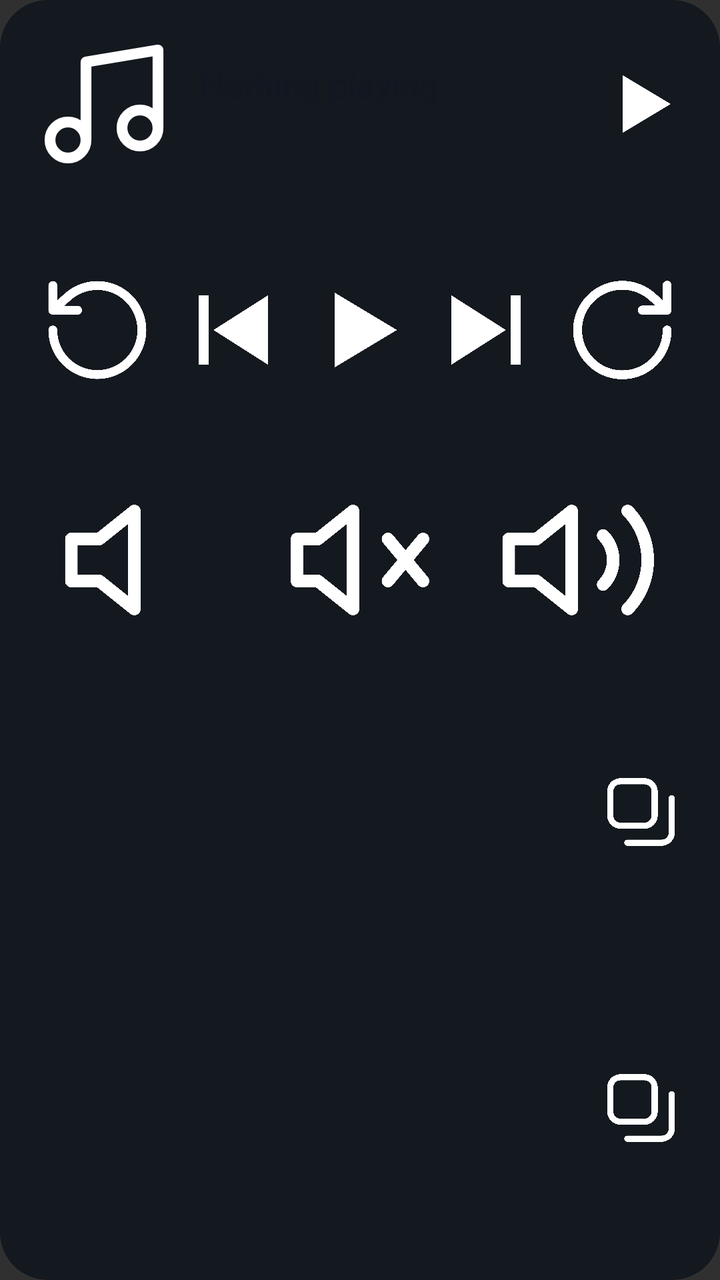
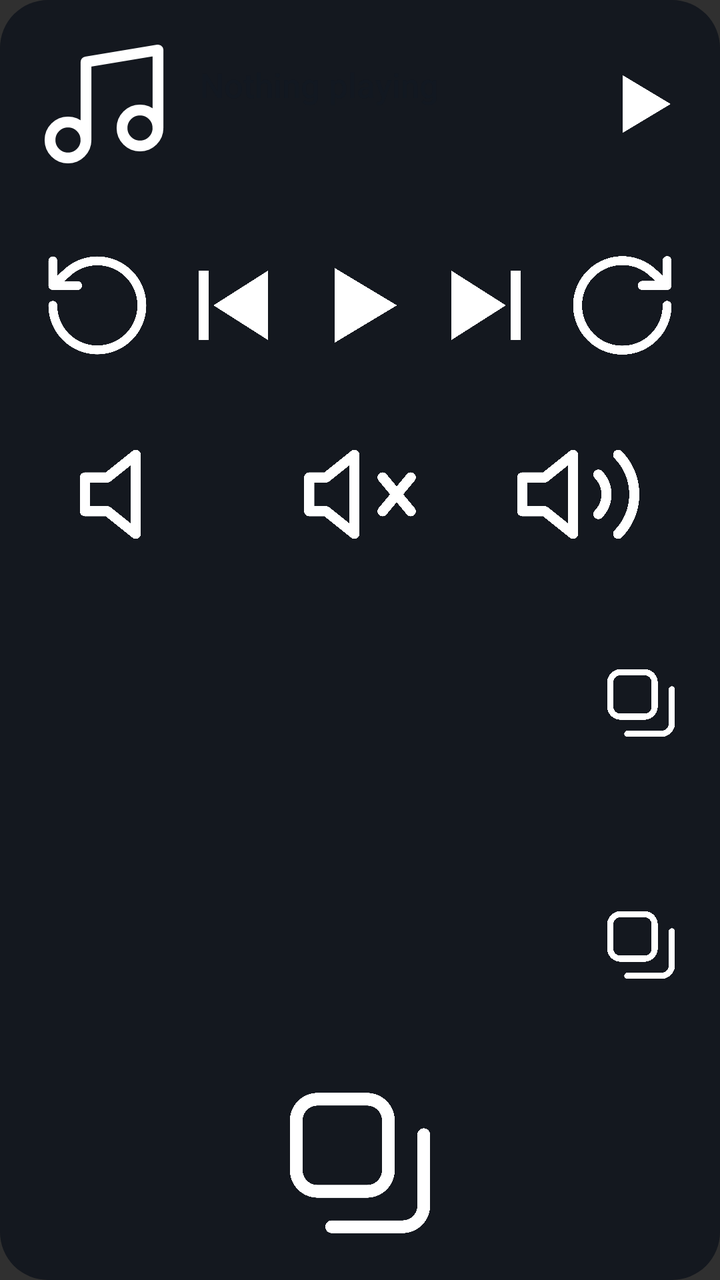

Screens rendered from an Android XML layout before and after an edit, with the pre-edit source and the edit as a unified diff.
<!-- AndroidManifest.xml: application theme android:Theme.Material.NoActionBar -->
<!-- res/layout/widget_large.xml -->
<?xml version="1.0" encoding="utf-8"?>
<FrameLayout xmlns:android="http://schemas.android.com/apk/res/android"
    android:id="@+id/w_root"
    android:layoutDirection="ltr"
    android:layout_width="match_parent"
    android:layout_height="match_parent">

    <ImageView
        android:id="@+id/w_bg"
        android:src="@drawable/widget_bg"
        android:layout_width="match_parent"
        android:layout_height="match_parent"
        android:scaleType="fitXY"
        android:contentDescription="@null" />

    <LinearLayout
        android:layout_width="match_parent"
        android:layout_height="match_parent"
        android:orientation="vertical"
        android:padding="16dp">
        <LinearLayout
            android:layout_width="match_parent"
            android:layout_height="wrap_content"
            android:gravity="center_vertical"
            android:orientation="horizontal">
        <ImageView
            android:id="@+id/w_art"
            android:src="@drawable/ic_music"
            android:layout_width="72dp"
            android:layout_height="72dp"
            android:contentDescription="Open the app" />
        <LinearLayout
            android:layout_width="0dp"
            android:layout_height="wrap_content"
            android:layout_weight="1"
            android:layout_marginStart="12dp"
            android:layout_marginEnd="10dp"
            android:orientation="vertical">
            <TextView
                android:id="@+id/w_title"
                android:textColor="@color/w_text"
                android:layout_width="match_parent"
                android:layout_height="wrap_content"
                android:ellipsize="end"
                android:maxLines="1"
                android:text="Nothing playing"
                android:fontFamily="sans-serif-medium"
                android:textSize="17sp" />
            <TextView
                android:id="@+id/w_artist"
                android:textColor="@color/w_muted"
                android:layout_width="match_parent"
                android:layout_height="wrap_content"
                android:layout_marginTop="2dp"
                android:ellipsize="end"
                android:maxLines="1"
                android:textSize="12.5sp" />
        </LinearLayout>
        <ImageView
            android:id="@+id/w_play"
            android:src="@drawable/ic_play"
            android:layout_width="46dp"
            android:layout_height="46dp"
            android:scaleType="fitCenter"
            android:contentDescription="Play or pause" />
        </LinearLayout>
        <LinearLayout
            android:id="@+id/w_row_ctl"
            android:layout_width="match_parent"
            android:layout_height="0dp"
            android:layout_weight="0.9"
            android:layout_marginTop="14dp"
            android:gravity="center"
            android:orientation="horizontal">
        <ImageView
            android:id="@+id/w_back"
            android:src="@drawable/ic_back10"
            android:layout_width="0dp"
            android:layout_height="match_parent"
        android:layout_weight="1"
            android:layout_marginStart="3dp"
            android:layout_marginEnd="3dp"
            android:scaleType="fitCenter"
            android:adjustViewBounds="false"
            android:contentDescription="Back 10 seconds" />
        <ImageView
            android:id="@+id/w_prev"
            android:src="@drawable/ic_prev"
            android:layout_width="0dp"
            android:layout_height="match_parent"
        android:layout_weight="1"
            android:layout_marginStart="3dp"
            android:layout_marginEnd="3dp"
            android:scaleType="fitCenter"
            android:adjustViewBounds="false"
            android:contentDescription="Previous" />
        <ImageView
            android:id="@+id/w_play2"
            android:src="@drawable/ic_play"
            android:layout_width="0dp"
            android:layout_height="match_parent"
        android:layout_weight="1"
            android:layout_marginStart="3dp"
            android:layout_marginEnd="3dp"
            android:scaleType="fitCenter"
            android:adjustViewBounds="false"
            android:contentDescription="Play or pause" />
        <ImageView
            android:id="@+id/w_next"
            android:src="@drawable/ic_next"
            android:layout_width="0dp"
            android:layout_height="match_parent"
        android:layout_weight="1"
            android:layout_marginStart="3dp"
            android:layout_marginEnd="3dp"
            android:scaleType="fitCenter"
            android:adjustViewBounds="false"
            android:contentDescription="Next" />
        <ImageView
            android:id="@+id/w_fwd"
            android:src="@drawable/ic_fwd10"
            android:layout_width="0dp"
            android:layout_height="match_parent"
        android:layout_weight="1"
            android:layout_marginStart="3dp"
            android:layout_marginEnd="3dp"
            android:scaleType="fitCenter"
            android:adjustViewBounds="false"
            android:contentDescription="Forward 10 seconds" />
        </LinearLayout>
        <LinearLayout
            android:id="@+id/w_row_vol"
            android:layout_width="match_parent"
            android:layout_height="0dp"
            android:layout_weight="0.6"
            android:layout_marginTop="10dp"
            android:gravity="center"
            android:orientation="horizontal">
        <ImageView
            android:id="@+id/w_voldown"
            android:src="@drawable/ic_vol_low"
            android:layout_width="0dp"
            android:layout_height="match_parent"
        android:layout_weight="1"
            android:layout_marginStart="3dp"
            android:layout_marginEnd="3dp"
            android:scaleType="fitCenter"
            android:adjustViewBounds="false"
            android:contentDescription="Volume down" />
        <ImageView
            android:id="@+id/w_mute"
            android:src="@drawable/ic_vol_off"
            android:layout_width="0dp"
            android:layout_height="match_parent"
        android:layout_weight="1"
            android:layout_marginStart="3dp"
            android:layout_marginEnd="3dp"
            android:scaleType="fitCenter"
            android:adjustViewBounds="false"
            android:contentDescription="Mute" />
        <ImageView
            android:id="@+id/w_volup"
            android:src="@drawable/ic_vol_high"
            android:layout_width="0dp"
            android:layout_height="match_parent"
        android:layout_weight="1"
            android:layout_marginStart="3dp"
            android:layout_marginEnd="3dp"
            android:scaleType="fitCenter"
            android:adjustViewBounds="false"
            android:contentDescription="Volume up" />
        </LinearLayout>
        <LinearLayout
            android:id="@+id/w_row_sc"
            android:layout_width="match_parent"
            android:layout_height="0dp"
            android:layout_weight="1"
            android:layout_marginTop="14dp"
            android:gravity="center"
            android:orientation="horizontal">
        <ImageView
            android:id="@+id/w_sc1"
            android:layout_width="0dp"
            android:layout_height="match_parent"
        android:layout_weight="1"
            android:layout_marginStart="3dp"
            android:layout_marginEnd="3dp"
            android:scaleType="fitCenter"
            android:adjustViewBounds="false"
            android:contentDescription="Shortcut" />
        <ImageView
            android:id="@+id/w_sc2"
            android:layout_width="0dp"
            android:layout_height="match_parent"
        android:layout_weight="1"
            android:layout_marginStart="3dp"
            android:layout_marginEnd="3dp"
            android:scaleType="fitCenter"
            android:adjustViewBounds="false"
            android:contentDescription="Shortcut" />
        <ImageView
            android:id="@+id/w_sc3"
            android:layout_width="0dp"
            android:layout_height="match_parent"
        android:layout_weight="1"
            android:layout_marginStart="3dp"
            android:layout_marginEnd="3dp"
            android:scaleType="fitCenter"
            android:adjustViewBounds="false"
            android:contentDescription="Shortcut" />
        <ImageView
            android:id="@+id/w_sc4"
            android:layout_width="0dp"
            android:layout_height="match_parent"
        android:layout_weight="1"
            android:layout_marginStart="3dp"
            android:layout_marginEnd="3dp"
            android:scaleType="fitCenter"
            android:adjustViewBounds="false"
            android:contentDescription="Shortcut" />
        <ImageView
            android:id="@+id/w_sc5"
            android:layout_width="0dp"
            android:layout_height="match_parent"
        android:layout_weight="1"
            android:layout_marginStart="3dp"
            android:layout_marginEnd="3dp"
            android:scaleType="fitCenter"
            android:adjustViewBounds="false"
            android:contentDescription="Shortcut" />
        <ImageView
            android:id="@+id/w_sc6"
            android:layout_width="0dp"
            android:layout_height="match_parent"
        android:layout_weight="1"
            android:layout_marginStart="3dp"
            android:layout_marginEnd="3dp"
            android:scaleType="fitCenter"
            android:adjustViewBounds="false"
            android:contentDescription="Shortcut" />
        <ImageView
            android:id="@+id/w_pad"
            android:src="@drawable/ic_pad"
            android:layout_width="0dp"
            android:layout_height="match_parent"
        android:layout_weight="1"
            android:layout_marginStart="3dp"
            android:layout_marginEnd="3dp"
            android:scaleType="fitCenter"
            android:adjustViewBounds="false"
            android:contentDescription="Floating touchpad" />
        </LinearLayout>
        <LinearLayout
            android:id="@+id/w_row_sc2"
            android:layout_width="match_parent"
            android:layout_height="0dp"
            android:layout_weight="1"
            android:layout_marginTop="8dp"
            android:gravity="center"
            android:orientation="horizontal">
        <ImageView
            android:id="@+id/w_sc7"
            android:layout_width="0dp"
            android:layout_height="match_parent"
        android:layout_weight="1"
            android:layout_marginStart="3dp"
            android:layout_marginEnd="3dp"
            android:scaleType="fitCenter"
            android:adjustViewBounds="false"
            android:contentDescription="Shortcut" />
        <ImageView
            android:id="@+id/w_sc8"
            android:layout_width="0dp"
            android:layout_height="match_parent"
        android:layout_weight="1"
            android:layout_marginStart="3dp"
            android:layout_marginEnd="3dp"
            android:scaleType="fitCenter"
            android:adjustViewBounds="false"
            android:contentDescription="Shortcut" />
        <ImageView
            android:id="@+id/w_sc9"
            android:layout_width="0dp"
            android:layout_height="match_parent"
        android:layout_weight="1"
            android:layout_marginStart="3dp"
            android:layout_marginEnd="3dp"
            android:scaleType="fitCenter"
            android:adjustViewBounds="false"
            android:contentDescription="Shortcut" />
        <ImageView
            android:id="@+id/w_sc10"
            android:layout_width="0dp"
            android:layout_height="match_parent"
        android:layout_weight="1"
            android:layout_marginStart="3dp"
            android:layout_marginEnd="3dp"
            android:scaleType="fitCenter"
            android:adjustViewBounds="false"
            android:contentDescription="Shortcut" />
        <ImageView
            android:id="@+id/w_sc11"
            android:layout_width="0dp"
            android:layout_height="match_parent"
        android:layout_weight="1"
            android:layout_marginStart="3dp"
            android:layout_marginEnd="3dp"
            android:scaleType="fitCenter"
            android:adjustViewBounds="false"
            android:contentDescription="Shortcut" />
        <ImageView
            android:id="@+id/w_sc12"
            android:layout_width="0dp"
            android:layout_height="match_parent"
        android:layout_weight="1"
            android:layout_marginStart="3dp"
            android:layout_marginEnd="3dp"
            android:scaleType="fitCenter"
            android:adjustViewBounds="false"
            android:contentDescription="Shortcut" />
        <ImageView
            android:id="@+id/w_pad2"
            android:src="@drawable/ic_pad"
            android:layout_width="0dp"
            android:layout_height="match_parent"
        android:layout_weight="1"
            android:layout_marginStart="3dp"
            android:layout_marginEnd="3dp"
            android:scaleType="fitCenter"
            android:adjustViewBounds="false"
            android:contentDescription="Floating touchpad" />
        </LinearLayout>

    </LinearLayout>
</FrameLayout>
<!-- resources referenced by this layout -->
<resources>
  <color name="w_muted">#5B6576</color>
  <color name="w_text">#121821</color>
  <!-- drawable ic_back10 (drawable) -->
  <vector xmlns:android="http://schemas.android.com/apk/res/android" android:width="24dp" android:height="24dp" android:viewportWidth="24" android:viewportHeight="24">
  <path android:strokeColor="#FFFFFFFF" android:strokeWidth="1.8" android:strokeLineCap="round" android:strokeLineJoin="round" android:fillColor="#00000000" android:pathData="M3,12a9,9 0,1 0,3 -6.7L3,8"/><path android:strokeColor="#FFFFFFFF" android:strokeWidth="1.8" android:strokeLineCap="round" android:strokeLineJoin="round" android:fillColor="#00000000" android:pathData="M3,3v5h5"/>
  </vector>
  <!-- drawable ic_fwd10 (drawable) -->
  <vector xmlns:android="http://schemas.android.com/apk/res/android" android:width="24dp" android:height="24dp" android:viewportWidth="24" android:viewportHeight="24">
  <path android:strokeColor="#FFFFFFFF" android:strokeWidth="1.8" android:strokeLineCap="round" android:strokeLineJoin="round" android:fillColor="#00000000" android:pathData="M21,12a9,9 0,1 1,-3 -6.7L21,8"/><path android:strokeColor="#FFFFFFFF" android:strokeWidth="1.8" android:strokeLineCap="round" android:strokeLineJoin="round" android:fillColor="#00000000" android:pathData="M21,3v5h-5"/>
  </vector>
  <!-- drawable ic_next (drawable) -->
  <vector xmlns:android="http://schemas.android.com/apk/res/android" android:width="24dp" android:height="24dp" android:viewportWidth="24" android:viewportHeight="24">
  <path android:fillColor="#FFFFFFFF" android:pathData="M16,5h2v14h-2zM4,5v14l11,-7z"/>
  </vector>
  <!-- drawable ic_play (drawable) -->
  <vector xmlns:android="http://schemas.android.com/apk/res/android" android:width="24dp" android:height="24dp" android:viewportWidth="24" android:viewportHeight="24">
  <path android:fillColor="#FFFFFFFF" android:pathData="M7,4.5v15l12.5,-7.5z"/>
  </vector>
  <!-- drawable ic_prev (drawable) -->
  <vector xmlns:android="http://schemas.android.com/apk/res/android" android:width="24dp" android:height="24dp" android:viewportWidth="24" android:viewportHeight="24">
  <path android:fillColor="#FFFFFFFF" android:pathData="M6,5h2v14H6zM20,5v14L9,12z"/>
  </vector>
  <!-- drawable ic_vol_high (drawable) -->
  <vector xmlns:android="http://schemas.android.com/apk/res/android" android:width="24dp" android:height="24dp" android:viewportWidth="24" android:viewportHeight="24">
  <path android:strokeColor="#FFFFFFFF" android:strokeWidth="1.8" android:strokeLineCap="round" android:strokeLineJoin="round" android:fillColor="#00000000" android:pathData="M11,5L6,9H2v6h4l5,4z"/><path android:strokeColor="#FFFFFFFF" android:strokeWidth="1.8" android:strokeLineCap="round" android:strokeLineJoin="round" android:fillColor="#00000000" android:pathData="M15.5,8.5a5,5 0,0 1,0 7M19,5a10,10 0,0 1,0 14"/>
  </vector>
  <!-- drawable ic_vol_low (drawable) -->
  <vector xmlns:android="http://schemas.android.com/apk/res/android" android:width="24dp" android:height="24dp" android:viewportWidth="24" android:viewportHeight="24">
  <path android:strokeColor="#FFFFFFFF" android:strokeWidth="1.8" android:strokeLineCap="round" android:strokeLineJoin="round" android:fillColor="#00000000" android:pathData="M11,5L6,9H2v6h4l5,4z"/>
  </vector>
  <!-- drawable ic_vol_off (drawable) -->
  <vector xmlns:android="http://schemas.android.com/apk/res/android" android:width="24dp" android:height="24dp" android:viewportWidth="24" android:viewportHeight="24">
  <path android:strokeColor="#FFFFFFFF" android:strokeWidth="1.8" android:strokeLineCap="round" android:strokeLineJoin="round" android:fillColor="#00000000" android:pathData="M11,5L6,9H3v6h3l5,4V5zM16,9l5,6M21,9l-5,6"/>
  </vector>
  <!-- drawable widget_bg (drawable) -->
  <?xml version="1.0" encoding="utf-8"?>
  <shape xmlns:android="http://schemas.android.com/apk/res/android" android:shape="rectangle">
      <solid android:color="#E611161D" />
      <corners android:radius="24dp" />
  </shape>
  <!-- unchanged entries left out for length: 2 -->
</resources>

<!-- the commit's change to res/layout/widget_large.xml (unified diff, before → after) -->
@@ -331,5 +331,16 @@
             android:contentDescription="Floating touchpad" />
         </LinearLayout>
 
+        <ImageView
+            android:id="@+id/w_padbar"
+            android:layout_width="match_parent"
+            android:layout_height="0dp"
+            android:layout_weight="0.75"
+            android:layout_marginTop="10dp"
+            android:layout_marginStart="3dp"
+            android:layout_marginEnd="3dp"
+            android:src="@drawable/ic_pad"
+            android:scaleType="fitCenter"
+            android:contentDescription="Floating touchpad" />
     </LinearLayout>
 </FrameLayout>
